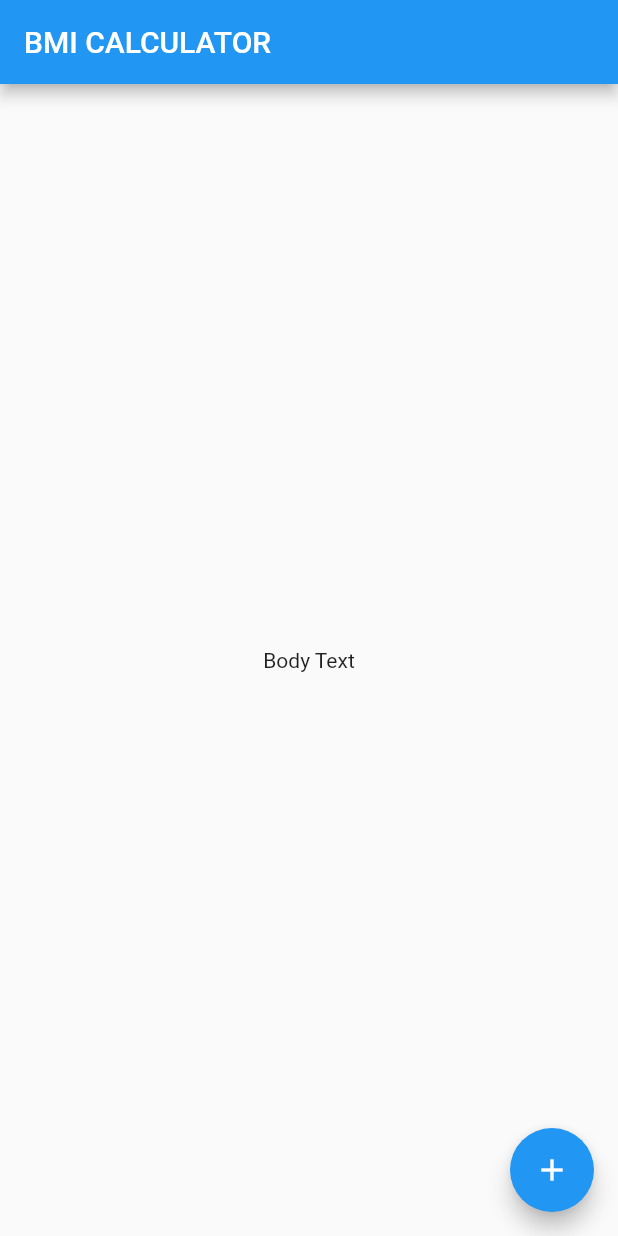
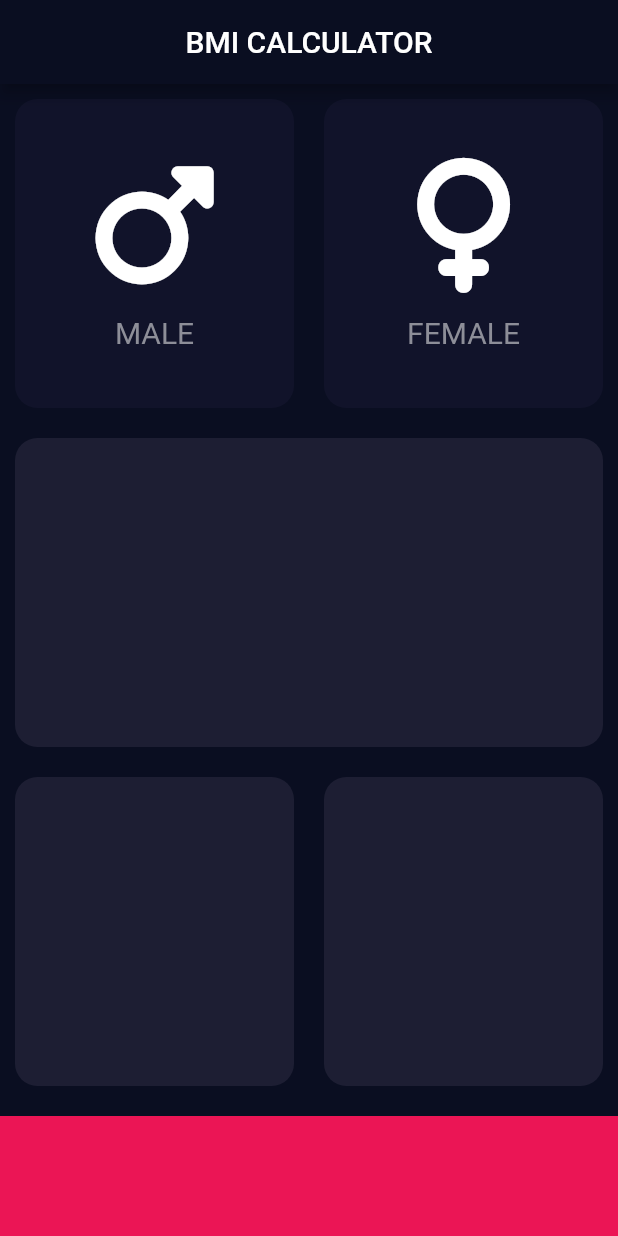
Before and after one commit to tiagocasa/bmi-calculator, a Flutter app: the screen it shows after launch, on a phone screen of 412 x 824 dp. Run offline on Flutter 3.47's test engine with Material 2 defaults, Android fonts, the phone set to English and light mode, and no system bars; our stand-ins replace font_awesome_flutter.

```diff
--- /dev/null
+++ b/lib/icon_content.dart
@@ -0,0 +1,25 @@
+import 'package:flutter/material.dart';
+
+const labelTextStyle = TextStyle(fontSize: 20, color: Color(0xFF8D8E98));
+
+class IconAndName extends StatelessWidget {
+  IconAndName({required this.iconName, required this.textLabel});
+
+  final IconData iconName;
+  final String textLabel;
+
+  @override
+  Widget build(BuildContext context) {
+    return Column(
+      mainAxisAlignment: MainAxisAlignment.center,
+      children: <Widget>[
+        Icon(iconName, size: 90),
+        SizedBox(height: 15),
+        Text(
+          textLabel,
+          style: labelTextStyle,
+        )
+      ],
+    );
+  }
+}
--- /dev/null
+++ b/lib/imput_page.dart
@@ -0,0 +1,80 @@
+import 'package:flutter/material.dart';
+import 'package:font_awesome_flutter/font_awesome_flutter.dart';
+import 'reusable_card.dart';
+import 'icon_content.dart';
+
+const bottomContainerHeight = 80.0;
+const activeCardColor = Color(0xFF1D1E33);
+const inactiveCardColor = Color(0xFF11132A);
+const bottomContainerColor = Color(0xFFEB1555);
+
+class InputPage extends StatefulWidget {
+  @override
+  _InputPageState createState() => _InputPageState();
+}
+
+class _InputPageState extends State<InputPage> {
+  Color maleCardColor = inactiveCardColor;
+  Color femaleCardColor = inactiveCardColor;
+
+  @override
+  Widget build(BuildContext context) {
+    return Scaffold(
+        appBar: AppBar(
+          title: Center(child: Text('BMI CALCULATOR')),
+        ),
+        body: Column(
+          children: <Widget>[
+            Expanded(
+                child: Row(
+              children: <Widget>[
+                Expanded(
+                    child: GestureDetector(
+                  onTap: () {
+                    setState(() {
+                      maleCardColor = activeCardColor;
+                      femaleCardColor = inactiveCardColor;
+                    });
+                  },
+                  child: BoxDesign(
+                      selectedColor: maleCardColor,
+                      cardChild: IconAndName(
+                        iconName: FontAwesomeIcons.mars,
+                        textLabel: 'MALE',
+                      )),
+                )),
+                Expanded(
+                    child: GestureDetector(
+                  onTap: () {
+                    setState(() {
+                      maleCardColor = inactiveCardColor;
+                      femaleCardColor = activeCardColor;
+                    });
+                  },
+                  child: BoxDesign(
+                      selectedColor: femaleCardColor,
+                      cardChild: IconAndName(
+                        iconName: FontAwesomeIcons.venus,
+                        textLabel: 'FEMALE',
+                      )),
+                ))
+              ],
+            )),
+            Expanded(child: BoxDesign(selectedColor: activeCardColor)),
+            Expanded(
+                child: Row(
+              children: <Widget>[
+                Expanded(child: BoxDesign(selectedColor: activeCardColor)),
+                Expanded(child: BoxDesign(selectedColor: activeCardColor)),
+              ],
+            )),
+            Container(
+              color: bottomContainerColor,
+              margin: EdgeInsets.only(top: 10),
+              width: double.infinity,
+              height: bottomContainerHeight,
+            ),
+          ],
+        ));
+  }
+}
--- a/lib/main.dart
+++ b/lib/main.dart
@@ -1,4 +1,5 @@
 import 'package:flutter/material.dart';
+import 'imput_page.dart';
 
 void main() => runApp(BMICalculator());
 
@@ -6,29 +7,12 @@ class BMICalculator extends StatelessWidget {
   @override
   Widget build(BuildContext context) {
     return MaterialApp(
+      theme: ThemeData.dark().copyWith(
+        colorScheme:
+            ColorScheme.fromSwatch().copyWith(primary: Color(0xFF0A0E21)),
+        scaffoldBackgroundColor: Color(0xFF0A0E21),
+      ),
       home: InputPage(),
     );
   }
 }
-
-class InputPage extends StatefulWidget {
-  @override
-  _InputPageState createState() => _InputPageState();
-}
-
-class _InputPageState extends State<InputPage> {
-  @override
-  Widget build(BuildContext context) {
-    return Scaffold(
-      appBar: AppBar(
-        title: Text('BMI CALCULATOR'),
-      ),
-      body: Center(
-        child: Text('Body Text'),
-      ),
-      floatingActionButton: FloatingActionButton(
-        child: Icon(Icons.add),
-      ),
-    );
-  }
-}
--- /dev/null
+++ b/lib/reusable_card.dart
@@ -0,0 +1,20 @@
+import 'package:flutter/material.dart';
+
+class BoxDesign extends StatelessWidget {
+  BoxDesign({required this.selectedColor, this.cardChild});
+
+  final Color selectedColor;
+  final Widget? cardChild;
+
+  @override
+  Widget build(BuildContext context) {
+    return Container(
+      child: cardChild,
+      decoration: BoxDecoration(
+        borderRadius: BorderRadius.circular(15),
+        color: selectedColor, //Color(0xFF1D1E33),
+      ),
+      margin: EdgeInsets.all(10),
+    );
+  }
+}
--- a/pubspec.yaml
+++ b/pubspec.yaml
@@ -11,6 +11,7 @@ dependencies:
     sdk: flutter
 
   cupertino_icons: ^0.1.2
+  font_awesome_flutter: ^10.4.0
 
 dev_dependencies:
   flutter_test:
```
Also changed, not shown: 1 other file.
